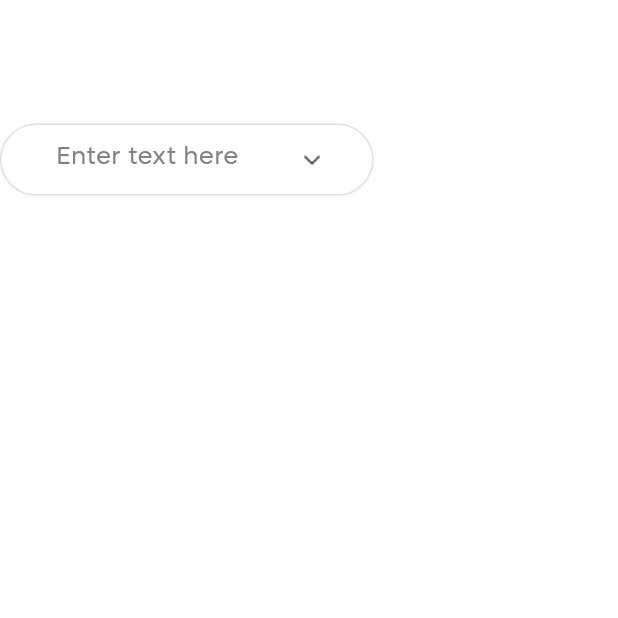
After one commit to Waqas0321/lawan, a Flutter app: the SessionList screen opened directly, on a phone screen of 412 x 824 dp, the top half of it. The commit adds this screen. Run offline on Flutter 3.47's test engine with Material 3 defaults, Android fonts, the phone set to English and light mode, and no system bars; our stand-ins replace device_preview, flutter_screenutil, get; missing offline and left inert: adaptive_sizer.

Commit message:
new updation

```diff
--- /dev/null
+++ b/lib/app/screens/book_Session/sessionList.dart
@@ -0,0 +1,34 @@
+import 'package:flutter/cupertino.dart';
+import 'package:flutter/material.dart';
+import 'package:lawan/app/utils/colors.dart';
+
+import '../../utils/images.dart';
+import '../../widgets/Areena/session/textFormfield.dart';
+
+class SessionList extends StatelessWidget {
+  const SessionList({super.key});
+
+  @override
+  Widget build(BuildContext context) {
+    return Scaffold(
+      backgroundColor:AappColor.white,
+      body:Column(
+        children: [
+          SizedBox(height:MediaQuery.of(context).size.height/10,),
+          CustomTextfield(
+            initialValue: 'September',
+            imagePath:Images.chevron_down,
+            controller: TextEditingController(),
+            validator: (value) {
+              if (value == null || value.isEmpty) {
+                return 'Please enter some text';
+              }
+              return null;
+            },
+          )
+
+        ],
+      ),
+    );
+  }
+}
--- a/lib/app/widgets/Areena/AddAreena2.dart
+++ b/lib/app/widgets/Areena/AddAreena2.dart
@@ -53,7 +53,7 @@ class _AddAreena2State extends State<AddAreena2> {
   Widget build(BuildContext context) {
     return SingleChildScrollView(
       child: Container(
-        width: Get.width +20,
+        width: MediaQuery.of(context).size.width +20,
         height: 735,
         clipBehavior: Clip.antiAlias,
         margin:EdgeInsets.all(8),
--- a/lib/app/widgets/Areena/AddAreena3.dart
+++ b/lib/app/widgets/Areena/AddAreena3.dart
@@ -46,7 +46,7 @@ class _AddAreena3State extends State<AddAreena3> {
   Widget build(BuildContext context) {
     return SingleChildScrollView(
       child: Container(
-        width: Get.width +20,
+        width: MediaQuery.of(context).size.width +20,
         height: 735,
         clipBehavior: Clip.antiAlias,
         margin:EdgeInsets.all(8),
--- a/lib/app/widgets/Areena/AddArena1.dart
+++ b/lib/app/widgets/Areena/AddArena1.dart
@@ -73,8 +73,7 @@ class _AddAreena1State extends State<AddAreena1> {
         mainAxisAlignment: MainAxisAlignment.center,
         children: [
           Container(
-            width: Get.width + 20,
-            margin:EdgeInsets.all(8),
+            width: MediaQuery.of(context).size.width +20,            margin:EdgeInsets.all(8),
             height: 735,
             decoration: ShapeDecoration(
               color: AappColor.Grey1,
--- /dev/null
+++ b/lib/app/widgets/Areena/session/textFormfield.dart
@@ -0,0 +1,72 @@
+import 'package:flutter/cupertino.dart';
+import 'package:flutter/material.dart';
+
+class CustomTextfield extends StatelessWidget {
+  final String? initialValue; // Initial value for the TextFormField
+  final String? imagePath; // Make imagePath optional
+  final TextEditingController? controller; // Optional controller
+  final FormFieldValidator<String>? validator; // Optional validator
+
+  const CustomTextfield({
+    Key? key,
+    this.initialValue,
+    this.imagePath,
+    this.controller,
+    this.validator,
+  }) : super(key: key);
+
+  @override
+  Widget build(BuildContext context) {
+    return Container(
+      width: 249,
+      height: 48,
+      padding: const EdgeInsets.symmetric(horizontal: 16, vertical: 12),
+      decoration: ShapeDecoration(
+        color: Colors.white,
+        shape: RoundedRectangleBorder(
+          side: const BorderSide(width: 1, color: Color(0xFFE0E0E0)),
+          borderRadius: BorderRadius.circular(80),
+        ),
+        shadows: const [
+          BoxShadow(
+            color: Color(0x0C000000),
+            blurRadius: 2,
+            offset: Offset(0, 1),
+            spreadRadius: 0,
+          ),
+        ],
+      ),
+      child: TextFormField(
+        controller: controller,
+        validator: validator,
+        textAlign: TextAlign.center, // Center the text and hint text
+        decoration: InputDecoration(
+          border: InputBorder.none,
+          hintText: 'Enter text here',
+          hintStyle: const TextStyle(
+            color: Color(0xFF828282),
+            fontSize: 16,
+            fontFamily: 'Lufga',
+            fontWeight: FontWeight.w400,
+            height: 1.5, // Adjust height if needed
+          ),
+          suffixIcon: imagePath != null
+              ? Container(
+            width: 24,
+            height: 24,
+            clipBehavior: Clip.antiAlias,
+            decoration: const BoxDecoration(),
+            child: Image.asset(imagePath!),
+          )
+              : null,
+        ),
+        style: const TextStyle(
+          color: Color(0xFF828282),
+          fontSize: 16,
+          fontFamily: 'Lufga',
+          fontWeight: FontWeight.w400,
+        ),
+      ),
+    );
+  }
+}
--- a/lib/main.dart
+++ b/lib/main.dart
@@ -5,6 +5,8 @@ import 'package:get/get_navigation/src/root/get_material_app.dart';
 import 'package:lawan/app/screens/HomeScreen/home_screen.dart';
 import 'package:lawan/app/utils/colors.dart';
 import 'package:lawan/app/widgets/Areena/ArenaFilled1.dart';
+
+import 'app/screens/book_Session/sessionList.dart';
 
 void main() {
   runApp(
```
